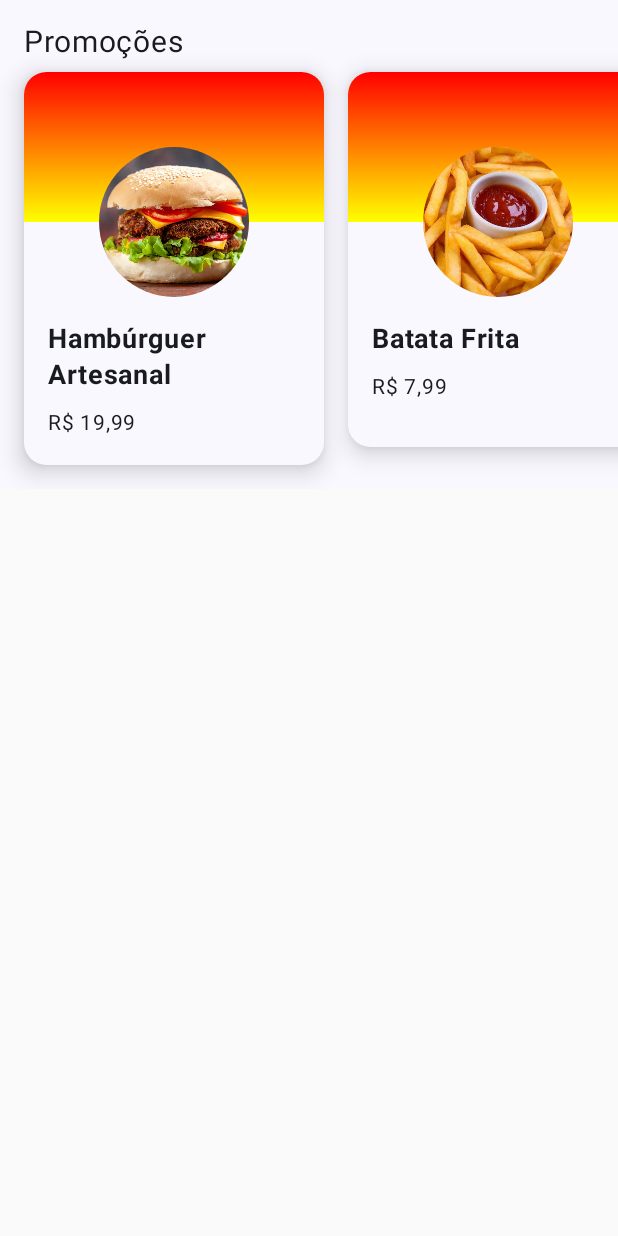
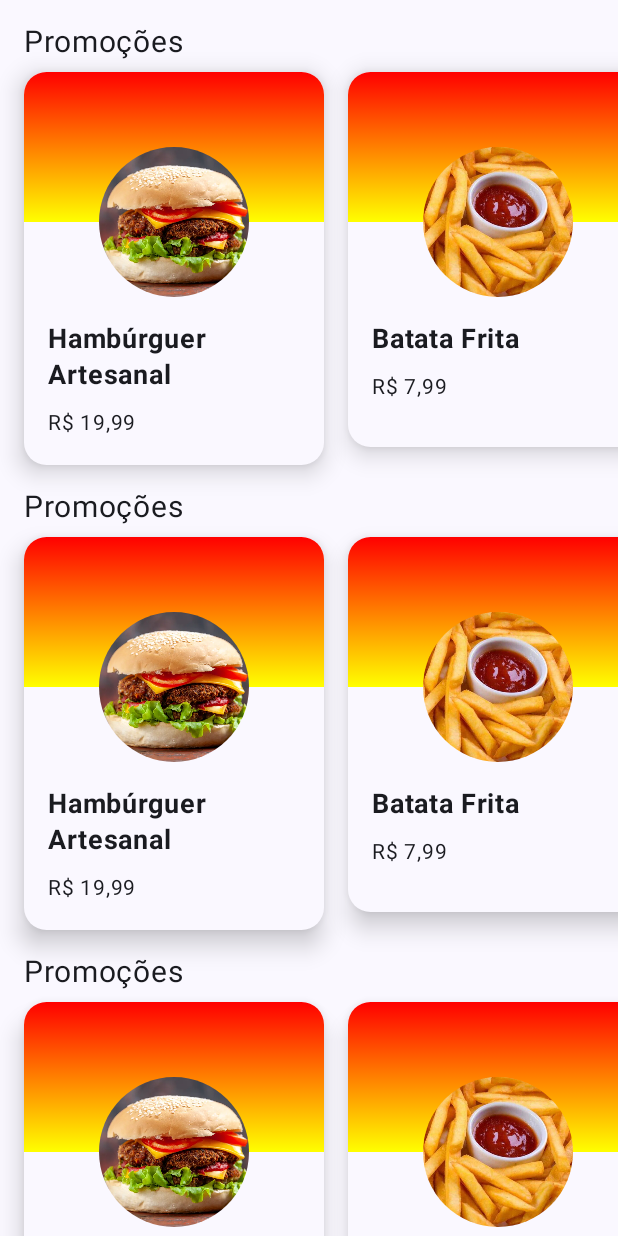
Before and after one commit to Jean-Carlo-Torres/sabor_express_android, an Android app built with Jetpack Compose: the screen it shows after launch (MainActivity), on a phone screen of 412 x 824 dp. Run offline under Robolectric (Android 15) with nearby library versions, the phone set to English and light mode, and no system bars.

Commit message:
Ajustando detalhes da seção de produtos

```diff
--- a/app/src/main/java/br/com/saborexpress/MainActivity.kt
+++ b/app/src/main/java/br/com/saborexpress/MainActivity.kt
@@ -11,6 +11,7 @@ import androidx.compose.foundation.layout.Box
 import androidx.compose.foundation.layout.Column
 import androidx.compose.foundation.layout.Row
 import androidx.compose.foundation.layout.Spacer
+import androidx.compose.foundation.layout.fillMaxSize
 import androidx.compose.foundation.layout.fillMaxWidth
 import androidx.compose.foundation.layout.height
 import androidx.compose.foundation.layout.heightIn
@@ -21,6 +22,7 @@ import androidx.compose.foundation.layout.width
 import androidx.compose.foundation.rememberScrollState
 import androidx.compose.foundation.shape.CircleShape
 import androidx.compose.foundation.shape.RoundedCornerShape
+import androidx.compose.foundation.verticalScroll
 import androidx.compose.material3.Surface
 import androidx.compose.material3.Text
 import androidx.compose.runtime.Composable
@@ -47,10 +49,26 @@ class MainActivity : ComponentActivity() {
     override fun onCreate(savedInstanceState: Bundle?) {
         super.onCreate(savedInstanceState)
         setContent {
-            SaborExpressTheme {
-                Surface {
-                    ProductSection()
-                }
+            App()
+        }
+    }
+}
+
+@Composable
+fun App() {
+    SaborExpressTheme {
+        Surface {
+            Column(
+                Modifier
+                    .fillMaxSize()
+                    .verticalScroll(rememberScrollState())
+                    .padding(vertical = 16.dp),
+                verticalArrangement = Arrangement.spacedBy(16.dp)
+
+            ) {
+                ProductSection()
+                ProductSection()
+                ProductSection()
             }
         }
     }
@@ -62,7 +80,7 @@ fun ProductSection() {
         textoTitulo(titulo = "Promoções")
         Row(
             modifier = Modifier
-                .padding(top = 8.dp, bottom = 16.dp)
+                .padding(top = 8.dp)
                 .fillMaxWidth()
                 .horizontalScroll(rememberScrollState())
                 .padding(horizontal = 16.dp),
@@ -153,6 +171,12 @@ fun ProductItem(product: Product) {
     }
 }
 
+@Preview(showSystemUi = true)
+@Composable
+private fun AppPreview() {
+    App()
+}
+
 @Preview(showBackground = true)
 @Composable
 private fun ProductSectionPreview() {
@@ -175,7 +199,7 @@ private fun ProductItemPreview() {
 fun textoTitulo(titulo: String) {
     Text(
         text = "$titulo",
-        Modifier.padding(start = 16.dp, top = 16.dp, end = 16.dp),
+        Modifier.padding(start = 16.dp, end = 16.dp),
         fontSize = 20.sp,
         fontWeight = FontWeight(400)
     )
```
